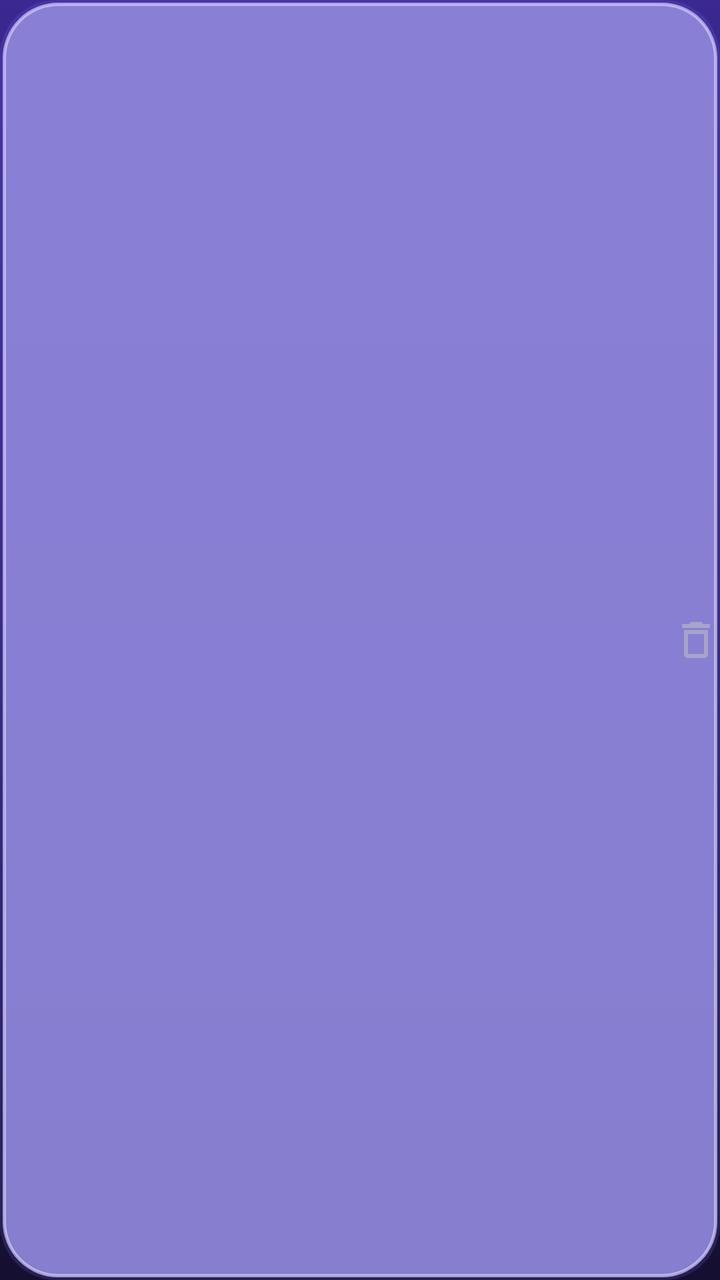
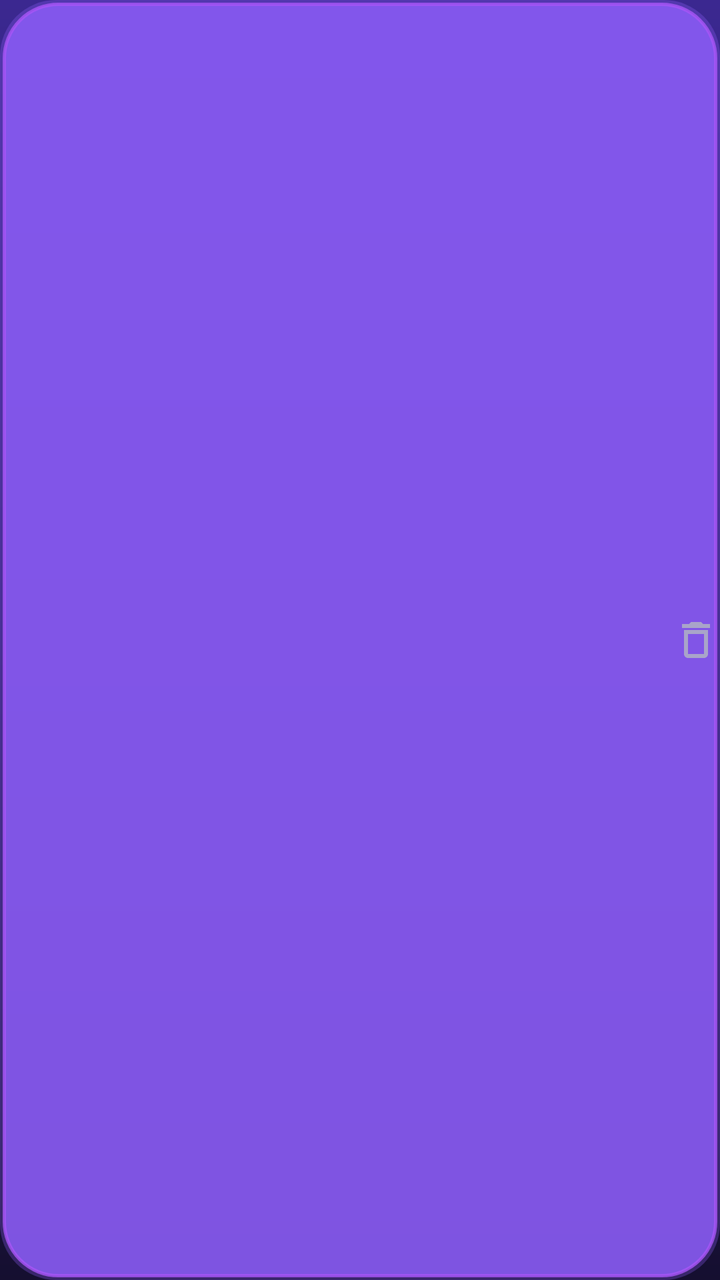

Compare the two renders of this Android layout. The source of the first and the diff that turns it into the second are given below.
<!-- AndroidManifest.xml: another module's application theme Theme.App -->
<!-- res/layout/adapter_restore.xml -->
<?xml version="1.0" encoding="utf-8"?>
<androidx.appcompat.widget.LinearLayoutCompat xmlns:android="http://schemas.android.com/apk/res/android" xmlns:app="http://schemas.android.com/apk/res-auto"
    android:layout_width="match_parent"
    android:layout_height="wrap_content"
    android:background="@drawable/shape_accent"
    android:gravity="center_vertical"
    android:orientation="horizontal">

    <androidx.appcompat.widget.LinearLayoutCompat
        android:layout_width="0dp"
        android:layout_height="wrap_content"
        android:layout_marginEnd="8dp"
        android:layout_weight="1"
        android:orientation="vertical">

        <com.google.android.material.textview.MaterialTextView
            android:id="@+id/name"
            android:layout_width="wrap_content"
            android:layout_height="wrap_content"
            android:singleLine="true"
            android:textColor="@color/nf_on_focus"
            android:textSize="14sp" />

        <com.google.android.material.textview.MaterialTextView
            android:id="@+id/time"
            android:layout_width="wrap_content"
            android:layout_height="wrap_content"
            android:singleLine="true"
            android:textColor="@color/nf_text_2"
            android:textSize="12sp" />

    </androidx.appcompat.widget.LinearLayoutCompat>

    <androidx.appcompat.widget.AppCompatImageView
        android:id="@+id/delete"
        android:layout_width="wrap_content"
        android:layout_height="wrap_content"
        android:background="?attr/selectableItemBackgroundBorderless"
        android:src="@drawable/ic_setting_delete"
        app:tint="@color/nf_text_2" />

</androidx.appcompat.widget.LinearLayoutCompat>
<!-- resources referenced by this layout -->
<resources>
  <color name="nf_on_focus">#0B1520</color>
  <color name="nf_text_2">#A9A4C9</color>
  <!-- drawable ic_setting_delete (drawable) -->
  <vector xmlns:android="http://schemas.android.com/apk/res/android"
      android:width="24dp"
      android:height="24dp"
      android:tint="?attr/colorControlNormal"
      android:viewportWidth="24"
      android:viewportHeight="24">
      <path
          android:fillColor="@android:color/white"
          android:pathData="M16,9v10H8V9h8m-1.5,-6h-5l-1,1H5v2h14V4h-3.5l-1,-1zM18,7H6v12c0,1.1 0.9,2 2,2h8c1.1,0 2,-0.9 2,-2V7z" />
  </vector>
  <!-- drawable shape_accent (drawable) -->
  <?xml version="1.0" encoding="utf-8"?>
  <ripple xmlns:android="http://schemas.android.com/apk/res/android"
      android:color="#33FFFFFF">
      <item>
          <layer-list>
              <item>
                  <shape android:shape="rectangle">
                      <corners android:radius="28dp" />
                      <solid android:color="#2E7C6BFF" />
                  </shape>
              </item>
              <item
                  android:bottom="1.5dp"
                  android:left="1.5dp"
                  android:right="1.5dp"
                  android:top="1.5dp">
                  <shape android:shape="rectangle">
                      <corners android:radius="27dp" />
                      <solid android:color="#E69189DC" />
                      <stroke
                          android:width="1.5dp"
                          android:color="#B3D6D1FA" />
                  </shape>
              </item>
          </layer-list>
      </item>
      <item android:id="@android:id/mask">
          <shape android:shape="rectangle">
              <corners android:radius="28dp" />
              <solid android:color="@color/white" />
          </shape>
      </item>
  </ripple>
  <style name="Theme.App" parent="Theme.Base" />
  <color name="white">#FFFFFF</color>
  <color name="nf_accent">#7C6BFF</color>
  <color name="nf_activated">#9A8BFF</color>
  <!-- drawable bg_page (drawable) -->
  <?xml version="1.0" encoding="utf-8"?>
  <shape xmlns:android="http://schemas.android.com/apk/res/android"
      android:shape="rectangle">
      <gradient
          android:angle="270"
          android:centerColor="#2A1C6B"
          android:centerY="0.5"
          android:endColor="#150F30"
          android:startColor="#3B2890"
          android:type="linear" />
  </shape>
  <color name="nf_surface">#2E2566</color>
  <color name="nf_card">#3D3088</color>
  <color name="nf_text">#F0EEFA</color>
  <color name="nf_card_btn">#4A3D9E</color>
  <color name="nf_accent_soft">#2C2557</color>
  <color name="transparent">#00000000</color>
  <!-- unchanged entries left out for length: 1 -->
</resources>

<!-- the commit's change to res/layout/adapter_restore.xml (unified diff, before → after) -->
@@ -18,7 +18,7 @@
             android:layout_width="wrap_content"
             android:layout_height="wrap_content"
             android:singleLine="true"
-            android:textColor="@color/nf_on_focus"
+            android:textColor="@color/nf_text"
             android:textSize="14sp" />
 
         <com.google.android.material.textview.MaterialTextView
<!-- resource entries referenced after the edit -->
@@ -16,13 +16,13 @@
   <!-- drawable shape_accent (drawable) -->
   <?xml version="1.0" encoding="utf-8"?>
   <ripple xmlns:android="http://schemas.android.com/apk/res/android"
-      android:color="#33FFFFFF">
+      android:color="#40A855F7">
       <item>
           <layer-list>
               <item>
                   <shape android:shape="rectangle">
                       <corners android:radius="28dp" />
-                      <solid android:color="#2E7C6BFF" />
+                      <solid android:color="#4D8B5CF6" />
                   </shape>
               </item>
               <item
@@ -32,10 +32,10 @@
                   android:top="1.5dp">
                   <shape android:shape="rectangle">
                       <corners android:radius="27dp" />
-                      <solid android:color="#E69189DC" />
+                      <solid android:color="#D98B5CF6" />
                       <stroke
                           android:width="1.5dp"
-                          android:color="#B3D6D1FA" />
+                          android:color="#CCA855F7" />
                   </shape>
               </item>
           </layer-list>
